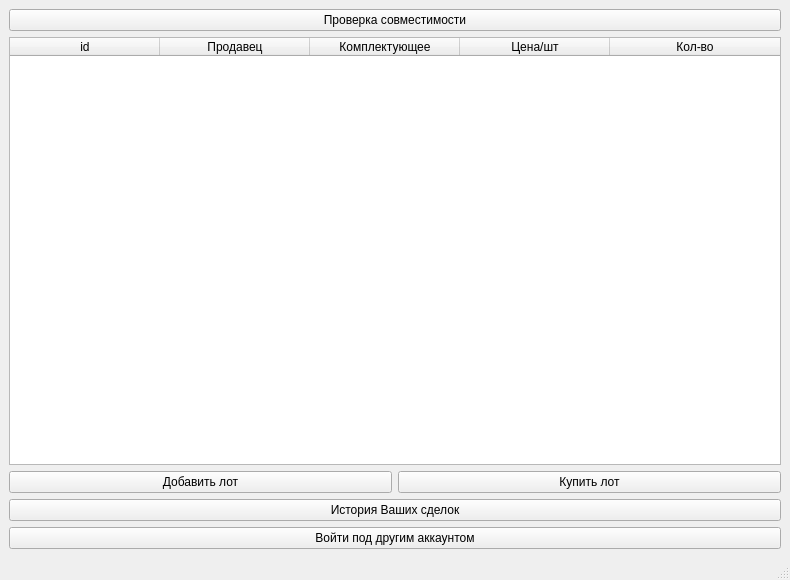
Qt form ui_qt/from_designer/main_window.ui (OTBEPTKA1873/SMRP_Nef_Meh_MM-21-1B) before a commit.
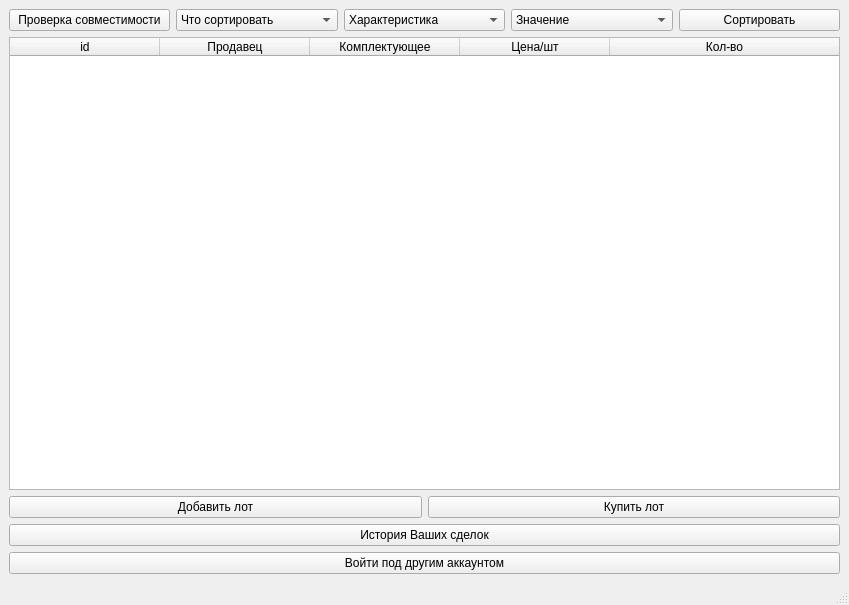
The same form after that commit. Icons and pictures are not drawn.

Commit message: Изменил основное окно (добавил три QComboBox) пока реализованы только CPU->ALU/freq->ALL. Это очень неприятно продумывать было

Patch:
```diff
--- a/ui_qt/from_designer/main_window.ui
+++ b/ui_qt/from_designer/main_window.ui
@@ -6,8 +6,8 @@
    <rect>
     <x>0</x>
     <y>0</y>
-    <width>790</width>
-    <height>580</height>
+    <width>849</width>
+    <height>605</height>
    </rect>
   </property>
   <property name="windowTitle">
@@ -18,15 +18,88 @@
     <normaloff>logo.png</normaloff>logo.png</iconset>
   </property>
   <widget class="QWidget" name="centralwidget">
-   <layout class="QVBoxLayout" name="verticalLayout">
-    <item>
-     <widget class="QPushButton" name="push_button_sort">
-      <property name="text">
-       <string>Проверка совместимости</string>
-      </property>
-     </widget>
+   <layout class="QGridLayout" name="gridLayout">
+    <item row="0" column="0">
+     <layout class="QHBoxLayout" name="horizontalLayout_2">
+      <item>
+       <widget class="QPushButton" name="push_button_sort">
+        <property name="text">
+         <string>Проверка совместимости</string>
+        </property>
+       </widget>
+      </item>
+      <item>
+       <widget class="QComboBox" name="componentBox">
+        <item>
+         <property name="text">
+          <string>Что сортировать</string>
+         </property>
+        </item>
+        <item>
+         <property name="text">
+          <string>Процессоры</string>
+         </property>
+        </item>
+        <item>
+         <property name="text">
+          <string>Материнская плата</string>
+         </property>
+        </item>
+        <item>
+         <property name="text">
+          <string>Видеокарта</string>
+         </property>
+        </item>
+        <item>
+         <property name="text">
+          <string>Кулер</string>
+         </property>
+        </item>
+        <item>
+         <property name="text">
+          <string>Оперативная память</string>
+         </property>
+        </item>
+        <item>
+         <property name="text">
+          <string>Накопители памяти</string>
+         </property>
+        </item>
+        <item>
+         <property name="text">
+          <string>Блок питания</string>
+         </property>
+        </item>
+       </widget>
+      </item>
+      <item>
+       <widget class="QComboBox" name="parametrBox">
+        <item>
+         <property name="text">
+          <string>Характеристика</string>
+         </property>
+        </item>
+       </widget>
+      </item>
+      <item>
+       <widget class="QComboBox" name="valueBox">
+        <item>
+         <property name="text">
+          <string>Значение</string>
+         </property>
+        </item>
+       </widget>
+      </item>
+      <item>
+       <widget class="QPushButton" name="pushButton">
+        <property name="text">
+         <string>Сортировать</string>
+        </property>
+       </widget>
+      </item>
+     </layout>
     </item>
-    <item>
+    <item row="1" column="0">
      <widget class="QTableWidget" name="tableWidget">
       <property name="editTriggers">
        <set>QAbstractItemView::NoEditTriggers</set>
@@ -82,7 +155,7 @@
       </column>
      </widget>
     </item>
-    <item>
+    <item row="2" column="0">
      <layout class="QHBoxLayout" name="horizontalLayout">
       <item>
        <widget class="QPushButton" name="push_button_create">
@@ -100,14 +173,14 @@
       </item>
      </layout>
     </item>
-    <item>
+    <item row="3" column="0">
      <widget class="QPushButton" name="push_button_receipts">
       <property name="text">
        <string>История Ваших сделок</string>
       </property>
      </widget>
     </item>
-    <item>
+    <item row="4" column="0">
      <widget class="QPushButton" name="push_button_register">
       <property name="text">
        <string>Войти под другим аккаунтом</string>
```
Left out of the diff: 4 changed lines with no effect on the pictures. The commit also changes 3 other files.
